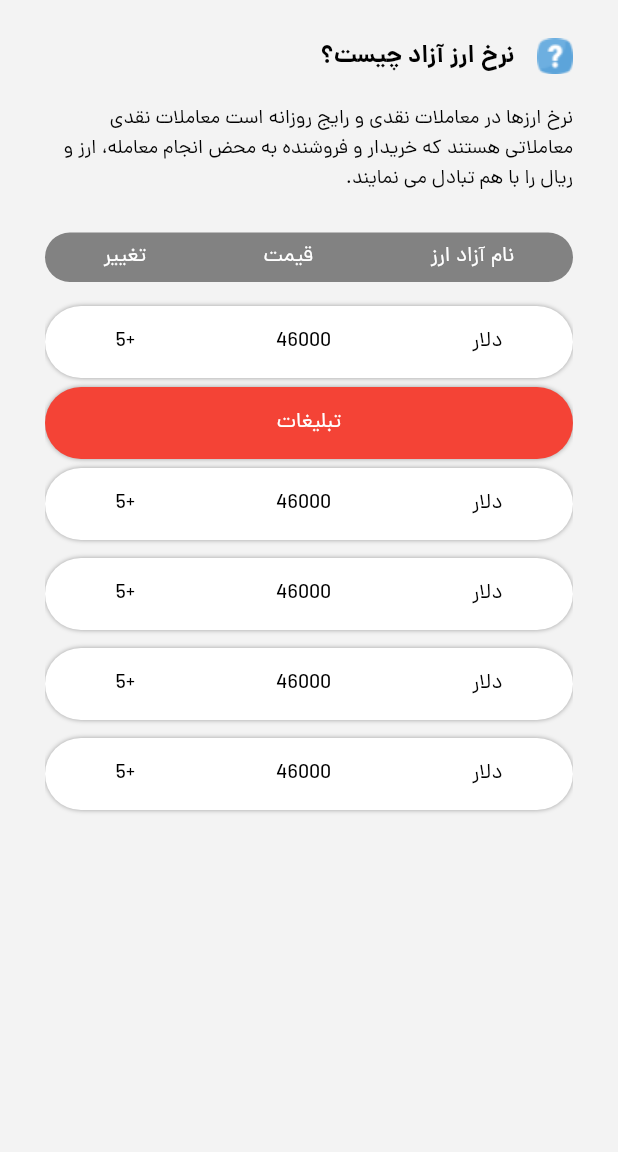
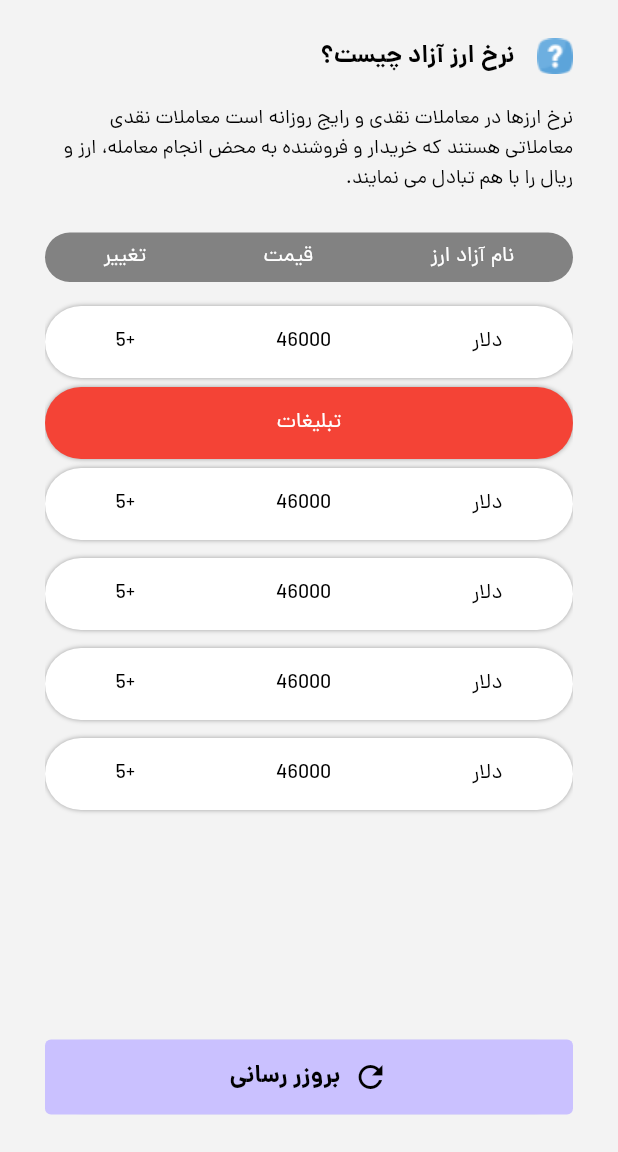
Before and after one commit to aminmk99/online-app-for-currency-and-gold-prices, a Flutter app: the screen it shows after launch, on a phone screen of 412 x 824 dp, the part 84-1236 px from its top. Run offline on Flutter 3.47's test engine with Material 2 defaults, Android fonts, the phone set to English and light mode, and no system bars.

Commit message:
Added refresh button

```diff
--- a/lib/main.dart
+++ b/lib/main.dart
@@ -149,7 +149,7 @@ myBody(BuildContext context) {
           height: 350,
           child: ListView.separated(
             physics: BouncingScrollPhysics(),
-            itemCount: 50,
+            itemCount: 11,
             itemBuilder: (BuildContext context, int pos) {
               return Padding(
                 padding: const EdgeInsets.symmetric(vertical: 6),
@@ -157,7 +157,7 @@ myBody(BuildContext context) {
               );
             },
             separatorBuilder: (BuildContext context, int index) {
-              if (index%9==0) {
+              if (index % 9 == 0) {
                 return AddItems();
               } //
               else {
@@ -165,6 +165,27 @@ myBody(BuildContext context) {
               }
             },
           ),
+        ),
+        Spacer(),
+        Padding(
+          padding: const EdgeInsets.only(bottom: 25),
+          child: Container(
+              width: double.infinity,
+              height: 50,
+              decoration: BoxDecoration(
+                color: Color.fromARGB(255, 232, 232, 232),
+                borderRadius: BorderRadius.circular(1000),
+              ),
+              child: TextButton.icon(
+                style: ButtonStyle(
+                  backgroundColor: MaterialStateProperty.all(
+                      Color.fromARGB(255, 202, 193, 255)),
+                ),
+                onPressed: () {},
+                icon: Icon(Icons.refresh_sharp, color: Colors.black),
+                label: Text('بروزر رسانی',
+                    style: Theme.of(context).textTheme.headline1),
+              )),
         ),
       ],
     ),
```
